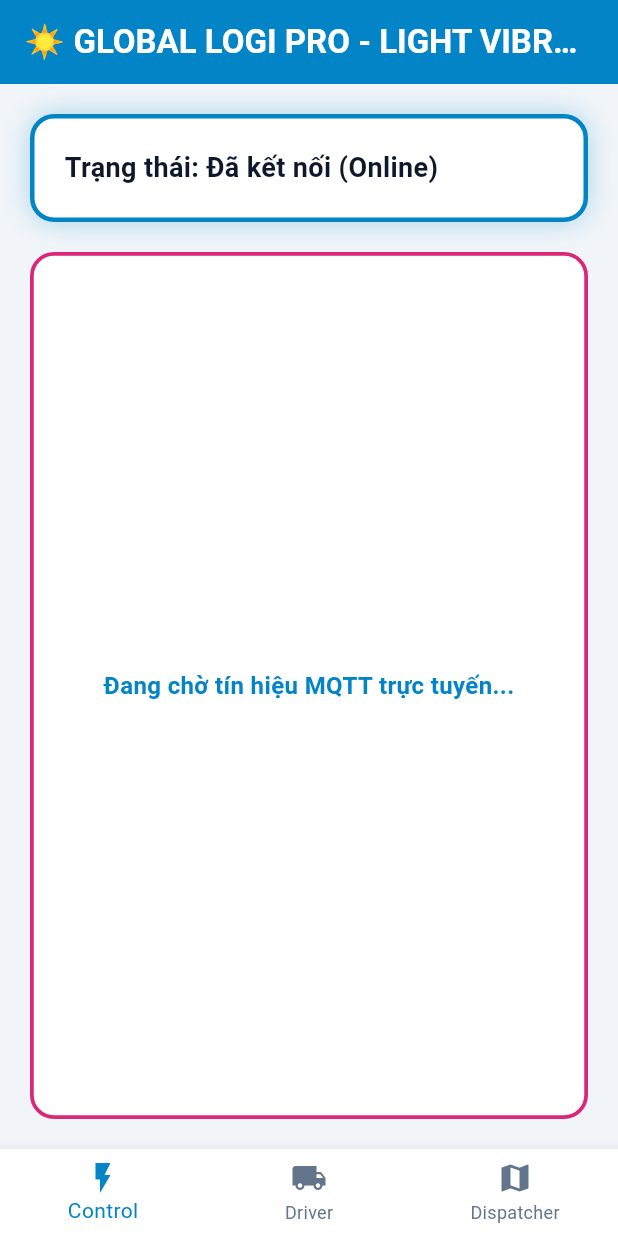
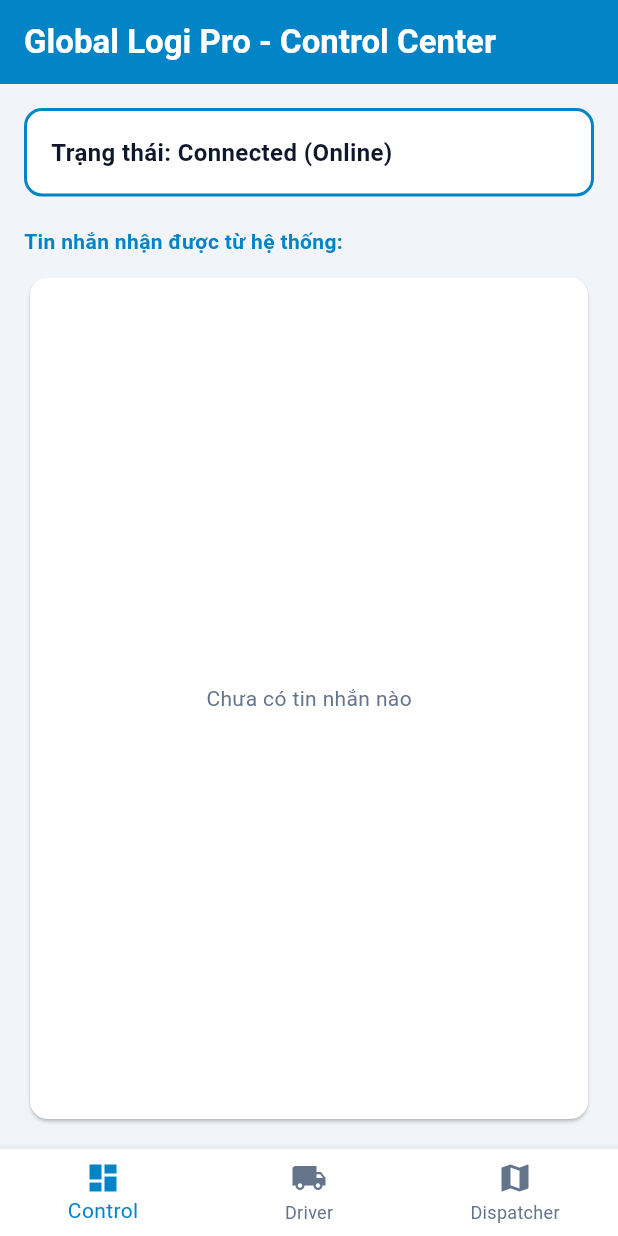
Before and after one commit to ThienMaiGloba/global-logi-pro, a Flutter app: the screen it shows after launch, on a phone screen of 412 x 824 dp. Run offline on Flutter 3.47's test engine with Material 3 defaults, Android fonts, the phone set to English and light mode, and no system bars; missing offline and left inert: mqtt_client.

Commit message:
Auto-sync CI/CD: 2026-09-04 22:05:48

```diff
--- a/lib/main.dart
+++ b/lib/main.dart
@@ -1,10 +1,12 @@
+import "package:global_logi_pro/features/dispatches/presentation/dispatch_screen.dart";
 import 'package:flutter/material.dart';
 import 'package:global_logi_pro/core/network/mqtt_service.dart';
-import 'package:global_logi_pro/features/dispatches/presentation/dispatch_screen.dart';
 import 'package:global_logi_pro/features/driver/presentation/driver_screen.dart';
 import 'package:global_logi_pro/features/dispatcher/presentation/dispatcher_screen.dart';
 
-void main() => runApp(const MyApp());
+void main() {
+  runApp(const MyApp());
+}
 
 class MyApp extends StatelessWidget {
   const MyApp({super.key});
@@ -35,8 +37,7 @@
 class _MainHomeScreenState extends State<MainHomeScreen> {
   int _currentIndex = 0;
   final MqttService _mqttService = MqttService();
-  String _connectionStatus = 'Đang kết nối...';
-  final List<String> _messages = [];
+  String _connectionStatus = 'Connecting...';
 
   @override
   void initState() {
@@ -47,12 +48,13 @@
   Future<void> _initMqtt() async {
     try {
       await _mqttService.initializeClient();
-      setState(() => _connectionStatus = 'Đã kết nối (Online)');
-      _mqttService.onMessageReceived = (topic, message) {
-        setState(() => _messages.insert(0, '[$topic] $message'));
-      };
+      setState(() {
+        _connectionStatus = 'Connected (Online)';
+      });
     } catch (e) {
-      setState(() => _connectionStatus = 'Mất kết nối');
+      setState(() {
+        _connectionStatus = 'Connection Failed';
+      });
     }
   }
 
@@ -61,35 +63,32 @@
     final screens = [
       Scaffold(
         appBar: AppBar(
-          title: const Text('☀️ GLOBAL LOGI PRO - LIGHT VIBRANT', style: TextStyle(color: Colors.white, fontWeight: FontWeight.bold)),
+          title: const Text('Global Logi Pro - Control Center', style: TextStyle(color: Colors.white, fontWeight: FontWeight.bold)),
           backgroundColor: const Color(0xFF0284C7),
         ),
         body: Padding(
-          padding: const EdgeInsets.all(20.0),
+          padding: const EdgeInsets.all(16.0),
           child: Column(
             crossAxisAlignment: CrossAxisAlignment.stretch,
             children: [
               Container(
-                padding: const EdgeInsets.all(20),
+                padding: const EdgeInsets.all(16),
                 decoration: BoxDecoration(
                   color: Colors.white,
-                  borderRadius: BorderRadius.circular(16),
-                  border: Border.all(color: const Color(0xFF0284C7), width: 3),
-                  boxShadow: [BoxShadow(color: const Color(0xFF0284C7).withOpacity(0.3), blurRadius: 15)],
+                  borderRadius: BorderRadius.circular(12),
+                  border: Border.all(color: const Color(0xFF0284C7), width: 2),
                 ),
-                child: Text('Trạng thái: $_connectionStatus', style: const TextStyle(fontSize: 18, fontWeight: FontWeight.bold, color: Color(0xFF0F172A))),
+                child: Text('Trạng thái: $_connectionStatus', style: const TextStyle(fontWeight: FontWeight.bold, fontSize: 16, color: Color(0xFF0F172A))),
               ),
               const SizedBox(height: 20),
-              Expanded(
-                child: Container(
-                  padding: const EdgeInsets.all(16),
-                  decoration: BoxDecoration(
-                    color: Colors.white,
-                    borderRadius: BorderRadius.circular(16),
-                    border: Border.all(color: const Color(0xFFDB2777), width: 2.5),
-                  ),
-                  child: const Center(
-                    child: Text('Đang chờ tín hiệu MQTT trực tuyến...', style: TextStyle(color: Color(0xFF0284C7), fontSize: 16, fontWeight: FontWeight.bold)),
+              const Text('Tin nhắn nhận được từ hệ thống:', style: TextStyle(fontWeight: FontWeight.bold, color: Color(0xFF0284C7))),
+              const SizedBox(height: 10),
+              const Expanded(
+                child: Card(
+                  color: Colors.white,
+                  child: Padding(
+                    padding: EdgeInsets.all(16.0),
+                    child: Center(child: Text('Chưa có tin nhắn nào', style: TextStyle(color: Color(0xFF64748B)))),
                   ),
                 ),
               ),
@@ -110,7 +109,7 @@
         selectedItemColor: const Color(0xFF0284C7),
         unselectedItemColor: const Color(0xFF64748B),
         items: const [
-          BottomNavigationBarItem(icon: Icon(Icons.flash_on), label: 'Control'),
+          BottomNavigationBarItem(icon: Icon(Icons.dashboard), label: 'Control'),
           BottomNavigationBarItem(icon: Icon(Icons.local_shipping), label: 'Driver'),
           BottomNavigationBarItem(icon: Icon(Icons.map), label: 'Dispatcher'),
         ],
```
